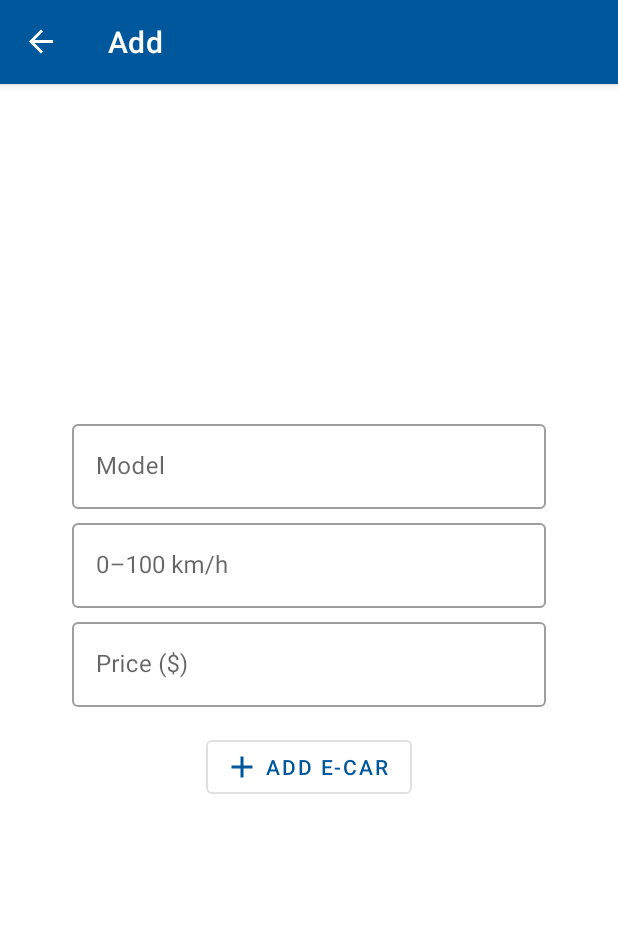
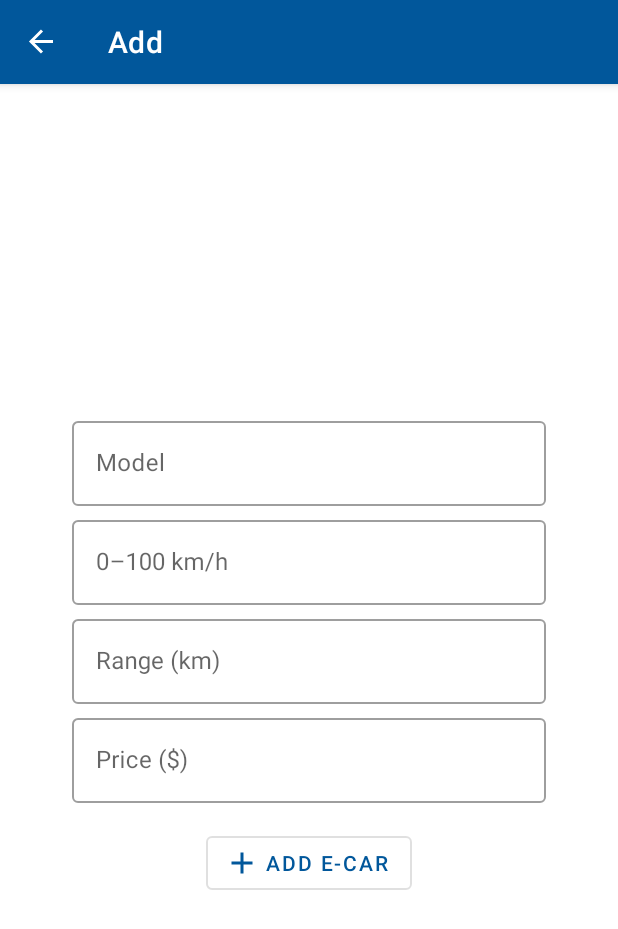
Before and after one commit to yaromchikV/E-Cars, an Android app: the AddFragment screen opened through its navigation route, on a phone screen of 412 x 824 dp. Shown: the top 929 px of the screen. Run offline under Robolectric (Android 15) with nearby library versions, the phone set to English and light mode, and no system bars; our stand-ins replace Room's generated code, navigation-ui.

Commit message:
feat: add "Range" field and refactoring

```diff
--- a/app/src/main/java/com/yaromchikv/ecars/Util.kt
+++ b/app/src/main/java/com/yaromchikv/ecars/Util.kt
@@ -1,6 +1,8 @@
 package com.yaromchikv.ecars
 
 fun Double.displayAcceleration() = "0-100 km/h: ${this}s"
+
+fun Int.displayRange() = "Range: $this"
 
 fun Int.displayPrice(): String {
     val builder = StringBuilder("Price: $")
--- a/app/src/main/java/com/yaromchikv/ecars/database/CarRepository.kt
+++ b/app/src/main/java/com/yaromchikv/ecars/database/CarRepository.kt
@@ -1,7 +1,6 @@
 package com.yaromchikv.ecars.database
 
 import android.content.SharedPreferences
-import android.util.Log
 import androidx.lifecycle.LiveData
 import com.yaromchikv.ecars.database.room.CarDao
 import com.yaromchikv.ecars.database.sqilte.DatabaseHelper
@@ -14,18 +13,18 @@ internal const val TABLE_NAME = "cars_table"
 internal const val COLUMN_ID = "id"
 internal const val COLUMN_NAME = "name"
 internal const val COLUMN_ACCELERATION = "acceleration"
+internal const val COLUMN_RANGE = "range"
 internal const val COLUMN_PRICE = "price"
 internal const val COLUMN_IMAGE = "image"
 
 internal const val QUERY_ORDER_BY_NAME_ASC = "SELECT * FROM $TABLE_NAME ORDER BY $COLUMN_NAME ASC"
 internal const val QUERY_ORDER_BY_NAME_DESC = "SELECT * FROM $TABLE_NAME ORDER BY $COLUMN_NAME DESC"
-internal const val QUERY_ORDER_BY_ACCELERATION_ASC =
-    "SELECT * FROM $TABLE_NAME ORDER BY $COLUMN_ACCELERATION ASC"
-internal const val QUERY_ORDER_BY_ACCELERATION_DESC =
-    "SELECT * FROM $TABLE_NAME ORDER BY $COLUMN_ACCELERATION DESC"
+internal const val QUERY_ORDER_BY_ACCELERATION_ASC = "SELECT * FROM $TABLE_NAME ORDER BY $COLUMN_ACCELERATION ASC"
+internal const val QUERY_ORDER_BY_ACCELERATION_DESC = "SELECT * FROM $TABLE_NAME ORDER BY $COLUMN_ACCELERATION DESC"
+internal const val QUERY_ORDER_BY_RANGE_ASC = "SELECT * FROM $TABLE_NAME ORDER BY $COLUMN_RANGE ASC"
+internal const val QUERY_ORDER_BY_RANGE_DESC = "SELECT * FROM $TABLE_NAME ORDER BY $COLUMN_RANGE DESC"
 internal const val QUERY_ORDER_BY_PRICE_ASC = "SELECT * FROM $TABLE_NAME ORDER BY $COLUMN_PRICE ASC"
-internal const val QUERY_ORDER_BY_PRICE_DESC =
-    "SELECT * FROM $TABLE_NAME ORDER BY $COLUMN_PRICE DESC"
+internal const val QUERY_ORDER_BY_PRICE_DESC = "SELECT * FROM $TABLE_NAME ORDER BY $COLUMN_PRICE DESC"
 
 class CarRepository(
     private val carDao: CarDao,
@@ -33,10 +32,8 @@ class CarRepository(
     private val prefs: SharedPreferences
 ) {
 
-    val allData: LiveData<List<Car>> = carDao.getAllSortedByNameInAscendingOrder()
-
     suspend fun addCar(car: Car) {
-        val useRoom = prefs.getBoolean("implementation", true)
+        val useRoom = prefs.getBoolean("use_room", true)
         if (useRoom)
             carDao.addCar(car)
         else
@@ -44,7 +41,7 @@ class CarRepository(
     }
 
     suspend fun updateCar(car: Car) {
-        val useRoom = prefs.getBoolean("implementation", true)
+        val useRoom = prefs.getBoolean("use_room", true)
         if (useRoom)
             carDao.updateCar(car)
         else
@@ -52,7 +49,7 @@ class CarRepository(
     }
 
     suspend fun deleteCar(car: Car) {
-        val useRoom = prefs.getBoolean("implementation", true)
+        val useRoom = prefs.getBoolean("use_room", true)
         if (useRoom)
             carDao.deleteCar(car)
         else
@@ -70,7 +67,8 @@ class CarRepository(
                         cursor.getString(1),
                         cursor.getDouble(2),
                         cursor.getInt(3),
-                        cursor.getInt(4)
+                        cursor.getInt(4),
+                        cursor.getInt(5)
                     )
                 )
             }
@@ -79,11 +77,13 @@ class CarRepository(
         return listOfCar
     }
 
-    fun changeDaoQuery(sortBy: String, sortOrder: String): LiveData<List<Car>> {
+    fun getDataUsingRoom(sortBy: String, sortOrder: String): LiveData<List<Car>> {
         return when ("SELECT * FROM $TABLE_NAME ORDER BY $sortBy $sortOrder") {
             QUERY_ORDER_BY_NAME_DESC -> carDao.getAllSortedByNameInDescendingOrder()
             QUERY_ORDER_BY_ACCELERATION_ASC -> carDao.getAllSortedByAccelerationInAscendingOrder()
             QUERY_ORDER_BY_ACCELERATION_DESC -> carDao.getAllSortedByAccelerationInDescendingOrder()
+            QUERY_ORDER_BY_RANGE_ASC -> carDao.getAllSortedByRangeInAscendingOrder()
+            QUERY_ORDER_BY_RANGE_DESC -> carDao.getAllSortedByRangeInDescendingOrder()
             QUERY_ORDER_BY_PRICE_ASC -> carDao.getAllSortedByPriceInAscendingOrder()
             QUERY_ORDER_BY_PRICE_DESC -> carDao.getAllSortedByPriceInDescendingOrder()
             else -> carDao.getAllSortedByNameInAscendingOrder()
--- a/app/src/main/java/com/yaromchikv/ecars/database/room/CarDao.kt
+++ b/app/src/main/java/com/yaromchikv/ecars/database/room/CarDao.kt
@@ -29,6 +29,12 @@ interface CarDao {
     @Query(QUERY_ORDER_BY_ACCELERATION_DESC)
     fun getAllSortedByAccelerationInDescendingOrder(): LiveData<List<Car>>
 
+    @Query(QUERY_ORDER_BY_RANGE_ASC)
+    fun getAllSortedByRangeInAscendingOrder(): LiveData<List<Car>>
+
+    @Query(QUERY_ORDER_BY_RANGE_DESC)
+    fun getAllSortedByRangeInDescendingOrder(): LiveData<List<Car>>
+
     @Query(QUERY_ORDER_BY_PRICE_ASC)
     fun getAllSortedByPriceInAscendingOrder(): LiveData<List<Car>>
 
--- a/app/src/main/java/com/yaromchikv/ecars/database/sqilte/DatabaseHelper.kt
+++ b/app/src/main/java/com/yaromchikv/ecars/database/sqilte/DatabaseHelper.kt
@@ -31,6 +31,7 @@ class DatabaseHelper(context: Context?) :
         return ContentValues().apply {
             put(COLUMN_NAME, car.name)
             put(COLUMN_ACCELERATION, car.acceleration)
+            put(COLUMN_RANGE, car.range)
             put(COLUMN_PRICE, car.price)
             put(COLUMN_IMAGE, car.image)
         }
--- a/app/src/main/java/com/yaromchikv/ecars/fragments/list/ListAdapter.kt
+++ b/app/src/main/java/com/yaromchikv/ecars/fragments/list/ListAdapter.kt
@@ -7,6 +7,7 @@ import androidx.recyclerview.widget.RecyclerView
 import com.yaromchikv.ecars.databinding.DataItemBinding
 import com.yaromchikv.ecars.displayAcceleration
 import com.yaromchikv.ecars.displayPrice
+import com.yaromchikv.ecars.displayRange
 import com.yaromchikv.ecars.model.Car
 
 class ListAdapter : RecyclerView.Adapter<ListAdapter.MyViewHolder>() {
@@ -18,6 +19,7 @@ class ListAdapter : RecyclerView.Adapter<ListAdapter.MyViewHolder>() {
         fun bind(car: Car) {
             binding.nameText.text = car.name
             binding.accelerationText.text = car.acceleration.displayAcceleration()
+            binding.rangeText.text = car.range.displayRange()
             binding.priceText.text = car.price.displayPrice()
             binding.carImage.setImageResource(car.image)
 
--- a/app/src/main/java/com/yaromchikv/ecars/fragments/list/ListFragment.kt
+++ b/app/src/main/java/com/yaromchikv/ecars/fragments/list/ListFragment.kt
@@ -1,7 +1,6 @@
 package com.yaromchikv.ecars.fragments.list
 
 import android.os.Bundle
-import android.util.Log
 import android.view.*
 import androidx.fragment.app.Fragment
 import androidx.lifecycle.ViewModelProvider
@@ -46,20 +45,8 @@ class ListFragment : Fragment() {
 
         carViewModel = ViewModelProvider(this).get(CarViewModel::class.java)
 
-        val prefs = PreferenceManager.getDefaultSharedPreferences(requireContext())
-        val useRoom = prefs.getBoolean("implementation", true)
-        val sortBy = prefs.getString("sort_by", "name") ?: "name"
-        val sortOrder = prefs.getString("sort_order", "ASC") ?: "ASC"
-
-        if (carViewModel.sortBy != sortBy || carViewModel.sortOrder != sortOrder) {
-            carViewModel.sortBy = sortBy
-            carViewModel.sortOrder = sortOrder
-            if (useRoom)
-                carViewModel.changeDaoQuery()
-        }
-
-        if (useRoom) {
-            carViewModel.allDataFromRoom.observe(viewLifecycleOwner, { newListOfCar ->
+        if (carViewModel.prefs.getBoolean("use_room", true)) {
+            carViewModel.getDataUsingRoom().observe(viewLifecycleOwner, { newListOfCar ->
                 listAdapter.setData(newListOfCar)
             })
         } else {
--- a/app/src/main/java/com/yaromchikv/ecars/fragments/update/UpdateFragment.kt
+++ b/app/src/main/java/com/yaromchikv/ecars/fragments/update/UpdateFragment.kt
@@ -43,6 +43,7 @@ class UpdateFragment : Fragment() {
 
         binding.updateNameText.editText?.setText(args.currentCar.name)
         binding.updateAccelerationText.editText?.setText(args.currentCar.acceleration.toString())
+        binding.updateRangeText.editText?.setText(args.currentCar.range.toString())
         binding.updatePriceText.editText?.setText(args.currentCar.price.toString())
 
         binding.updateButton.setOnClickListener {
@@ -54,6 +55,7 @@ class UpdateFragment : Fragment() {
         val name = binding.updateNameText.editText?.text.toString()
             .replace("\\s+".toRegex(), " ").trim()
         val acceleration = binding.updateAccelerationText.editText?.text.toString().toDoubleOrNull()
+        val range = binding.updateRangeText.editText?.text.toString().toIntOrNull()
         val price = binding.updatePriceText.editText?.text.toString().toIntOrNull()
 
         when {
@@ -61,11 +63,13 @@ class UpdateFragment : Fragment() {
                 Toast.makeText(requireContext(), "Please enter the model of the E-Car", Toast.LENGTH_SHORT).show()
             acceleration == null ->
                 Toast.makeText(requireContext(), "Please enter the acceleration of the E-Car", Toast.LENGTH_SHORT).show()
+            range == null ->
+                Toast.makeText(requireContext(), "Please enter the range of the E-Car", Toast.LENGTH_SHORT).show()
             price == null ->
                 Toast.makeText(requireContext(), "Please enter the price of the E-Car", Toast.LENGTH_SHORT).show()
             else -> {
                 val updatedCar =
-                    Car(args.currentCar.id, name, acceleration, price, args.currentCar.image)
+                    Car(args.currentCar.id, name, acceleration, range, price, args.currentCar.image)
                 carViewModel.updateCar(updatedCar)
                 Toast.makeText(
                     requireContext(),
--- a/app/src/main/java/com/yaromchikv/ecars/model/Car.kt
+++ b/app/src/main/java/com/yaromchikv/ecars/model/Car.kt
@@ -9,10 +9,11 @@ import kotlinx.parcelize.Parcelize
 @Entity(tableName = "cars_table")
 data class Car(
     @PrimaryKey(autoGenerate = true)
-    var id: Int,
+    val id: Int,
 
     val name: String,
     val acceleration: Double,
+    val range: Int,
     val price: Int,
     val image: Int
 
--- a/app/src/main/java/com/yaromchikv/ecars/viewmodel/CarViewModel.kt
+++ b/app/src/main/java/com/yaromchikv/ecars/viewmodel/CarViewModel.kt
@@ -1,6 +1,7 @@
 package com.yaromchikv.ecars.viewmodel
 
 import android.app.Application
+import android.content.SharedPreferences
 import androidx.lifecycle.AndroidViewModel
 import androidx.lifecycle.LiveData
 import androidx.lifecycle.viewModelScope
@@ -16,14 +17,9 @@ class CarViewModel(application: Application) : AndroidViewModel(application) {
 
     private val carDao = CarDatabase.getDatabase(application).carDao()
     private val carDatabaseHelper = DatabaseHelper(application)
-    private val prefs = PreferenceManager.getDefaultSharedPreferences(application)
+    val prefs: SharedPreferences = PreferenceManager.getDefaultSharedPreferences(application)
 
     private val repository = CarRepository(carDao, carDatabaseHelper, prefs)
-
-    var allDataFromRoom: LiveData<List<Car>> = repository.allData
-
-    var sortBy = "name"
-    var sortOrder = "ASC"
 
     fun addCar(car: Car) {
         viewModelScope.launch(Dispatchers.IO) {
@@ -44,10 +40,16 @@ class CarViewModel(application: Application) : AndroidViewModel(application) {
     }
 
     fun getDataUsingCursors(): List<Car> {
-        return repository.getDataUsingCursors(sortBy, sortOrder)
+        return repository.getDataUsingCursors(
+            prefs.getString("sort_by", "name") ?: "name",
+            prefs.getString("sort_order", "ASC") ?: "ASC"
+        )
     }
 
-    fun changeDaoQuery() {
-        allDataFromRoom = repository.changeDaoQuery(sortBy, sortOrder)
+    fun getDataUsingRoom(): LiveData<List<Car>> {
+        return repository.getDataUsingRoom(
+            prefs.getString("sort_by", "name") ?: "name",
+            prefs.getString("sort_order", "ASC") ?: "ASC"
+        )
     }
 }
--- a/app/src/main/res/layout/fragment_add.xml
+++ b/app/src/main/res/layout/fragment_add.xml
@@ -15,16 +15,15 @@
         android:layout_height="wrap_content"
         android:layout_marginBottom="4dp"
         android:hint="@string/model"
-        app:layout_constraintBottom_toTopOf="@+id/add_acceleration_text"
+        app:layout_constraintBottom_toTopOf="@id/add_acceleration_text"
         app:layout_constraintEnd_toEndOf="parent"
         app:layout_constraintStart_toStartOf="parent">
 
         <com.google.android.material.textfield.TextInputEditText
             android:layout_width="match_parent"
+            android:layout_height="match_parent"
             android:inputType="textCapSentences"
-            android:maxLength="24"
-            android:layout_height="match_parent"
-            />
+            android:maxLength="24" />
 
     </com.google.android.material.textfield.TextInputLayout>
 
@@ -35,15 +34,35 @@
         android:layout_height="wrap_content"
         android:layout_marginBottom="4dp"
         android:hint="@string/_0_100_km_h"
-        app:layout_constraintBottom_toTopOf="@+id/add_price_text"
+        app:layout_constraintBottom_toTopOf="@id/add_range_text"
         app:layout_constraintEnd_toEndOf="parent"
         app:layout_constraintStart_toStartOf="parent">
 
         <com.google.android.material.textfield.TextInputEditText
             android:layout_width="match_parent"
             android:layout_height="wrap_content"
-            android:maxLength="4"
-            android:inputType="numberDecimal" />
+            android:inputType="numberDecimal"
+            android:maxLength="4" />
+
+    </com.google.android.material.textfield.TextInputLayout>
+
+    <com.google.android.material.textfield.TextInputLayout
+        android:id="@+id/add_range_text"
+        style="@style/Widget.MaterialComponents.TextInputLayout.OutlinedBox"
+        android:layout_width="match_parent"
+        android:layout_height="wrap_content"
+        android:layout_marginBottom="4dp"
+        android:hint="@string/range_km"
+        app:layout_constraintBottom_toBottomOf="parent"
+        app:layout_constraintEnd_toEndOf="parent"
+        app:layout_constraintStart_toStartOf="parent"
+        app:layout_constraintTop_toTopOf="parent">
+
+        <com.google.android.material.textfield.TextInputEditText
+            android:layout_width="match_parent"
+            android:layout_height="wrap_content"
+            android:inputType="number"
+            android:maxLength="4" />
 
     </com.google.android.material.textfield.TextInputLayout>
 
@@ -52,17 +71,17 @@
         style="@style/Widget.MaterialComponents.TextInputLayout.OutlinedBox"
         android:layout_width="match_parent"
         android:layout_height="wrap_content"
+        android:layout_marginTop="4dp"
         android:hint="@string/price"
-        app:layout_constraintBottom_toBottomOf="parent"
         app:layout_constraintEnd_toEndOf="parent"
         app:layout_constraintStart_toStartOf="parent"
-        app:layout_constraintTop_toTopOf="parent">
+        app:layout_constraintTop_toBottomOf="@id/add_range_text">
 
         <com.google.android.material.textfield.TextInputEditText
             android:layout_width="match_parent"
             android:layout_height="wrap_content"
-            android:maxLength="8"
-            android:inputType="number" />
+            android:inputType="number"
+            android:maxLength="8" />
 
     </com.google.android.material.textfield.TextInputLayout>
 
--- a/app/src/main/res/values/arrays.xml
+++ b/app/src/main/res/values/arrays.xml
@@ -3,12 +3,14 @@
     <string-array name="sort_by_values">
         <item>name</item>
         <item>acceleration</item>
+        <item>range</item>
         <item>price</item>
     </string-array>
 
     <string-array name="sort_by_entries">
         <item>Name</item>
         <item>Acceleration</item>
+        <item>Range</item>
         <item>Price</item>
     </string-array>
 
--- a/app/src/main/res/values/colors.xml
+++ b/app/src/main/res/values/colors.xml
@@ -8,4 +8,5 @@
     <color name="secondaryDarkColor">#004ba0</color>
     <color name="primaryTextColor">#ffffff</color>
     <color name="secondaryTextColor">#ffffff</color>
+    <color name="ic_launcher_background">#213140</color>
 </resources>
--- a/app/src/main/res/values/ic_launcher_background.xml
+++ /dev/null
@@ -1,4 +0,0 @@
-<?xml version="1.0" encoding="utf-8"?>
-<resources>
-    <color name="ic_launcher_background">#213140</color>
-</resources>
--- a/app/src/main/res/values/strings.xml
+++ b/app/src/main/res/values/strings.xml
@@ -9,4 +9,5 @@
     <string name="delete">Delete</string>
     <string name="add_the_car">Add the car</string>
     <string name="price">Price ($)</string>
+    <string name="range_km">Range (km)</string>
 </resources>
--- a/app/src/main/res/xml/settings.xml
+++ b/app/src/main/res/xml/settings.xml
@@ -3,7 +3,7 @@
     <SwitchPreference
         app:defaultValue="true"
         app:icon="@drawable/ic_data_setting"
-        app:key="implementation"
+        app:key="use_room"
         app:summary="If unchecked, Cursors are used"
         app:title="Use Room" />
 
```
Also changed, not shown: app/src/main/java/com/yaromchikv/ecars/fragments/add/AddFragment.kt (+4 -3 lines), app/src/main/res/layout/data_item.xml (+8 -0 lines), app/src/main/res/layout/fragment_update.xml (+31 -7 lines).
